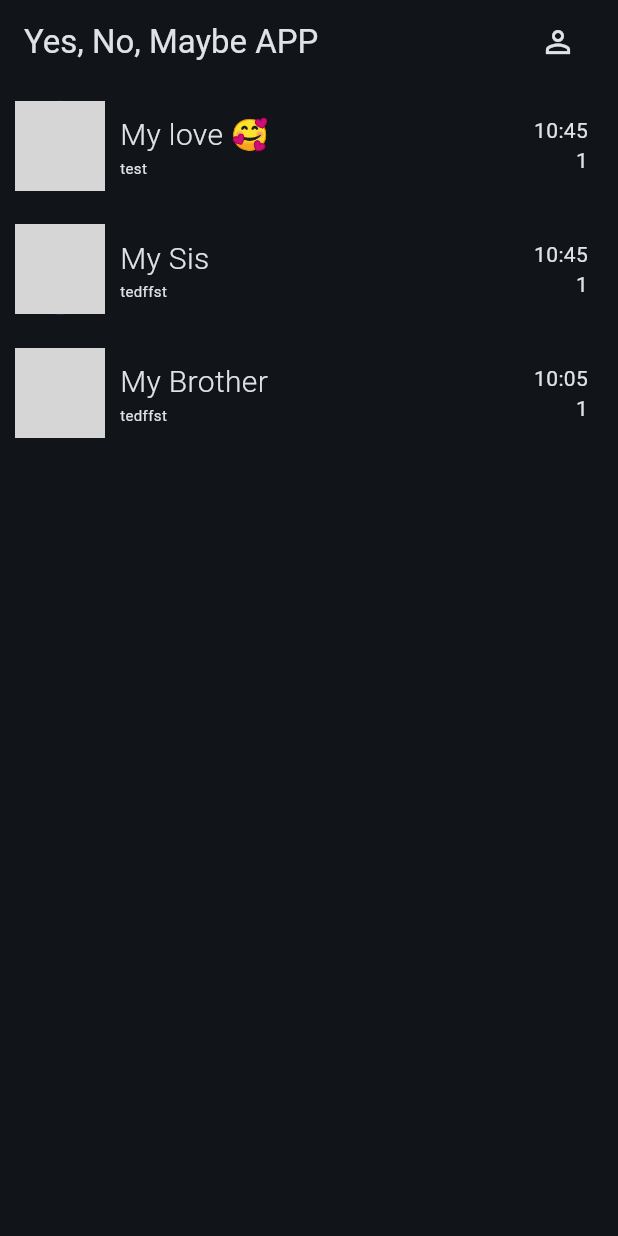
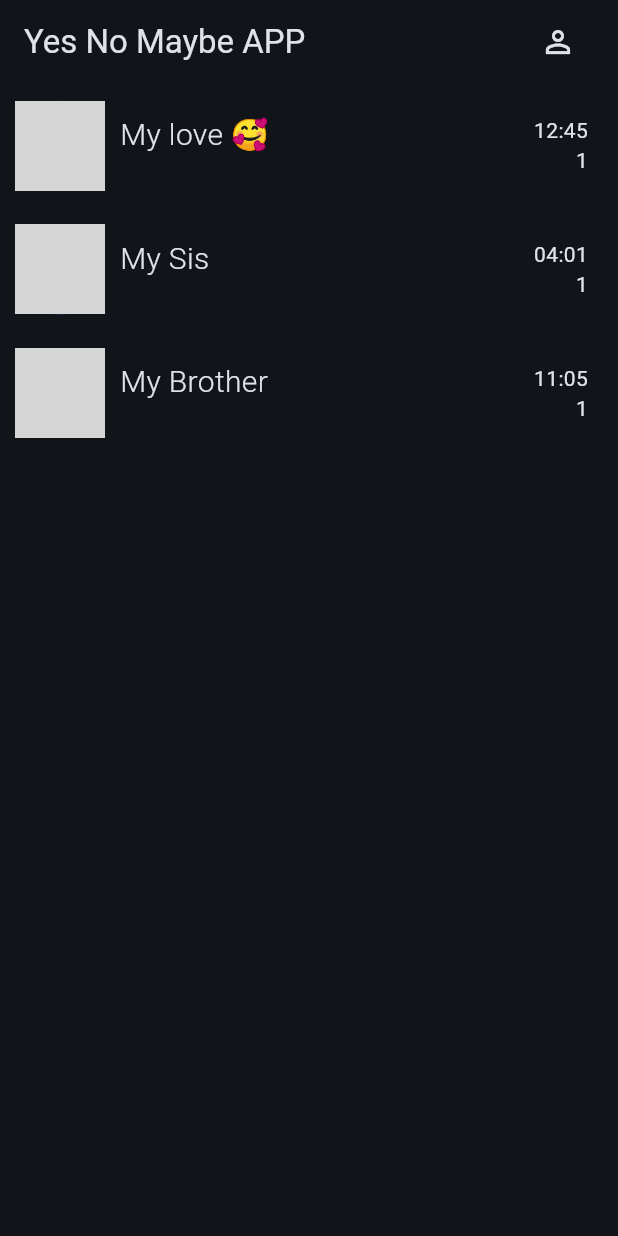
Before and after one commit to eserdeiro/yes-no-maybe-app, a Flutter app: the screen it shows after launch, on a phone screen of 412 x 824 dp. Run offline on Flutter 3.47's test engine with Material 2 defaults, Android fonts, the phone set to English and light mode, and no system bars; our stand-ins replace dio; network calls fail; grey boxes are pictures that could not be loaded.

Commit message:
i try fix it xd

```diff
--- a/lib/domain/entities/conversation.dart
+++ b/lib/domain/entities/conversation.dart
@@ -3,7 +3,7 @@ import 'package:yes_no_app/domain/entities/message.dart';
 class Conversation {
   final String profileImage;
   final String nameUser;
-  final List<Message> messageList;
+  List<Message> messageList;
   String lastMessage;
   final String date;
   final int id;
--- a/lib/main.dart
+++ b/lib/main.dart
@@ -19,7 +19,7 @@ class MyApp extends StatelessWidget {
       ],
       child: MaterialApp(
         theme: AppTheme(selectedColor: 1, brightness: 1).theme(),
-        title: 'Yes, No, Maybe App',
+        title: 'Yes No Maybe App',
         debugShowCheckedModeBanner: false,
         home: const HomeScreen()
       ),
--- a/lib/presentation/providers/chat_provider.dart
+++ b/lib/presentation/providers/chat_provider.dart
@@ -10,9 +10,6 @@ class ChatProvider extends ChangeNotifier {
   List<Message> messageList =
       ConversationProvider().conversationList[0].messageList;
 
-  getMessageList(int index) {
-    return ConversationProvider().conversationList[index].messageList;
-  }
 
   //TODO FIX messageList
   Future<void> delayed({required int time}) async {
--- a/lib/presentation/providers/conversation_provider.dart
+++ b/lib/presentation/providers/conversation_provider.dart
@@ -6,43 +6,41 @@ class ConversationProvider extends ChangeNotifier {
   List<Conversation> conversationList = [
     Conversation(
         profileImage:
-            'https://inmofotos.es/wp-content/uploads/2021/10/imagen-1_Mesa-de-trabajo-1.jpg',
+            'https://encrypted-tbn0.gstatic.com/images?q=tbn:ANd9GcQEQbgxixS_H09L2JUcVWVOAiHuL8w-kERhNg',
         nameUser: 'My love 🥰',
         messageList: [
           Message(
               text: 'Welcome to a new flutter project', fromWho: FromWho.hers),
           Message(text: 'Ask me a question :)', fromWho: FromWho.hers),
-          Message(text: 'Ask me a question :)', fromWho: FromWho.hers),
         ],
-        lastMessage: 'test',
-        date: '10:45',
+        lastMessage: '',
+        date: '12:45',
         id: 99),
     Conversation(
         profileImage:
-            'https://inmofotos.es/wp-content/uploads/2021/10/imagen-1_Mesa-de-trabajo-1.jpg',
+            'https://encrypted-tbn0.gstatic.com/images?q=tbn:ANd9GcTumr-ynIsoOEzb29PmGsYo5Dfem9Yio8dC8Q&usqp=CAU',
         nameUser: 'My Sis',
         messageList: [
           Message(
-              text: 'Welcomdfge to a new flutter project',
+              text: 'Welcome to a new flutter project',
               fromWho: FromWho.hers),
-          Message(text: 'Ask mdfgdfe a question :)', fromWho: FromWho.hers),
-          Message(text: 'Ask mdfgdfe a questsdion :)', fromWho: FromWho.hers),
+          Message(text: 'Ask me a question :) two', fromWho: FromWho.hers),
         ],
-        lastMessage: 'tedffst',
-        date: '10:45',
+        lastMessage: '',
+        date: '04:01',
         id: 0),
     Conversation(
         profileImage:
-            'https://inmofotos.es/wp-content/uploads/2021/10/imagen-1_Mesa-de-trabajo-1.jpg',
+            'https://encrypted-tbn0.gstatic.com/images?q=tbn:ANd9GcSDvXvBhHHOMran8-dWfXgL3BZ-nzXvDwYLMA&usqp=CAU',
         nameUser: 'My Brother',
         messageList: [
           Message(
               text: 'Welcomdfge to a new flutter project',
               fromWho: FromWho.hers),
-          Message(text: 'Ask mdfgdfe a question :)', fromWho: FromWho.hers),
+          Message(text: 'Ask mdfgdfe a question :) three', fromWho: FromWho.hers),
         ],
-        lastMessage: 'tedffst',
-        date: '10:05',
+        lastMessage: '',
+        date: '11:05',
         id: 1)
   ];
 }
--- a/lib/presentation/screens/chat/home_screen.dart
+++ b/lib/presentation/screens/chat/home_screen.dart
@@ -12,7 +12,7 @@ class HomeScreen extends StatelessWidget {
       appBar: AppBar(
         title: Row(
           children: [
-            const Text('Yes, No, Maybe APP'),
+            const Text('Yes No Maybe APP'),
             const Spacer(),
             IconButton(onPressed: (){
               //TODO IMPLEMENT PROFILE
@@ -43,7 +43,6 @@ class HomeScreen extends StatelessWidget {
               final list = conversationProvider.conversationList[index];
               return ConversationList(context, conversation: list, index: index);
             }
-            ,
           )),
         ],
       ),
```
